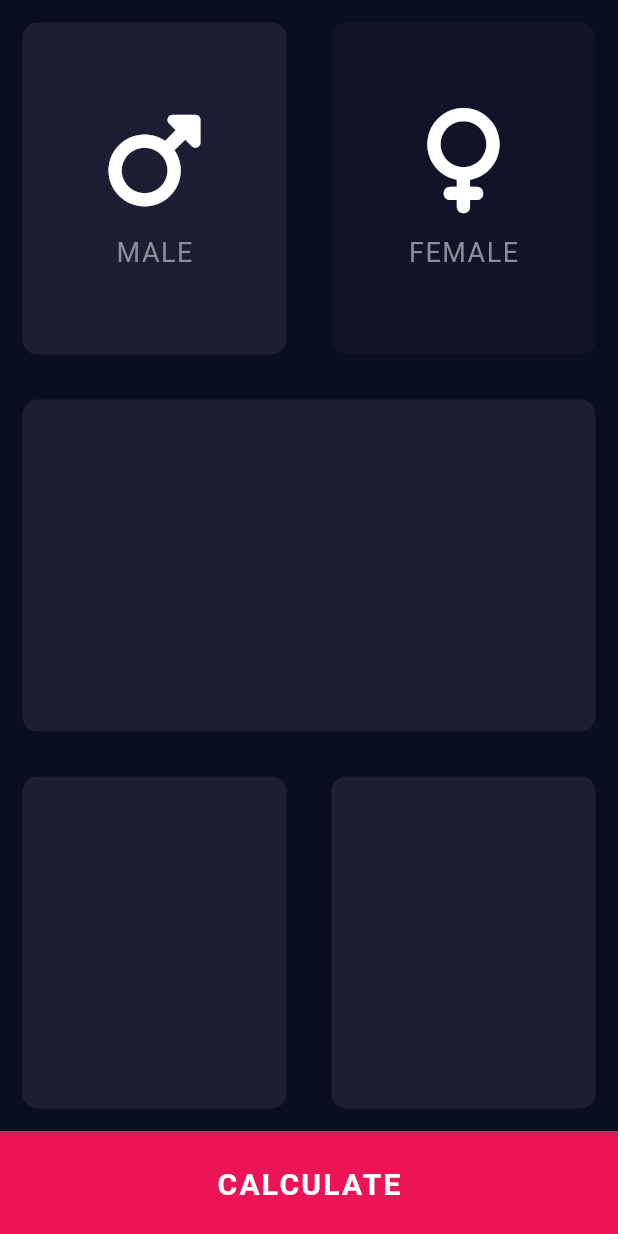
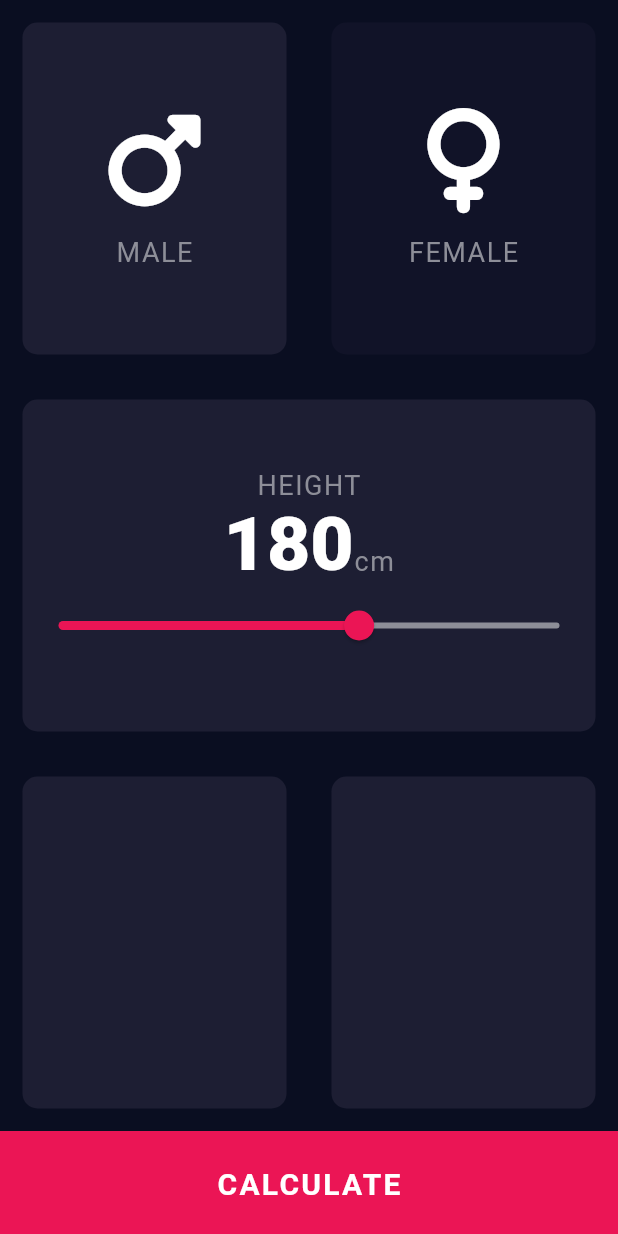
Before and after one commit to DrAmanBudhiraja/bmi_calculator, a Flutter app: the screen it shows after launch, after a tap on "MALE", on a phone screen of 412 x 824 dp. Run offline on Flutter 3.47's test engine with Material 2 defaults, Android fonts, the phone set to English and light mode, and no system bars; our stand-ins replace font_awesome_flutter.

Commit message:
Slider Added

```diff
--- /dev/null
+++ b/lib/constants.dart
@@ -0,0 +1,23 @@
+import 'package:flutter/material.dart';
+
+const kBottomPinkButtonHeight = 70.0;
+const kActiveCardColor = Color(0xFF1D1E33);
+const kInactiveCardColor = Color(0xFF111328);
+const kBottomPinkButton = Color(0xFFEB1555);
+const kFontColor = Color(0xFF8D8E98);
+const kSizedBoxHeight = 15.0;
+const kFontSize = 18.0;
+const kLetterSpacing = 1.0;
+const kIconSize = 70.0;
+const kSliderActiveColor = Color(0xFFEB1555);
+const kMinSliderValue = 120.0;
+const kMaxSliderValue = 220.0;
+const kSliderInactiveColor = Color(0xFF8D8E98);
+
+const kCardTextStyle = TextStyle(
+  color: kFontColor,
+  fontSize: kFontSize,
+  letterSpacing: kLetterSpacing,
+);
+
+const kNumberTextStyle = TextStyle(fontSize: 50, fontWeight: FontWeight.w900);
--- a/lib/grey_card.dart
+++ b/lib/grey_card.dart
@@ -1,21 +1,25 @@
 import 'package:flutter/material.dart';
 
 class GreyCard extends StatelessWidget {
-  const GreyCard({Key? key, required this.color, this.cardChild})
+  const GreyCard({Key? key, required this.color, this.cardChild, this.onPress})
       : super(key: key);
 
   final Color color;
   final Widget? cardChild;
+  final VoidCallback? onPress;
 
   @override
   Widget build(BuildContext context) {
-    return Container(
-      margin: const EdgeInsets.all(15.0),
-      decoration: BoxDecoration(
-        borderRadius: BorderRadius.circular(10.0),
-        color: color,
+    return GestureDetector(
+      onTap: onPress,
+      child: Container(
+        margin: const EdgeInsets.all(15.0),
+        decoration: BoxDecoration(
+          borderRadius: BorderRadius.circular(10.0),
+          color: color,
+        ),
+        child: cardChild,
       ),
-      child: cardChild,
     );
   }
 }
--- a/lib/icon_content.dart
+++ b/lib/icon_content.dart
@@ -1,11 +1,6 @@
 import 'package:flutter/material.dart';
 import 'package:font_awesome_flutter/font_awesome_flutter.dart';
-
-const fontColor = Color(0xFF8D8E98);
-const sizedBoxHeight = 15.0;
-const fontSize = 18.0;
-const letterSpacing = 1.0;
-const iconSize = 70.0;
+import 'constants.dart';
 
 class IconContent extends StatelessWidget {
   const IconContent({Key? key, required this.icon, required this.label})
@@ -21,18 +16,14 @@ class IconContent extends StatelessWidget {
       children: [
         FaIcon(
           icon,
-          size: iconSize,
+          size: kIconSize,
         ),
         const SizedBox(
-          height: sizedBoxHeight,
+          height: kSizedBoxHeight,
         ),
         Text(
           label,
-          style: const TextStyle(
-            color: fontColor,
-            fontSize: fontSize,
-            letterSpacing: letterSpacing,
-          ),
+          style: kCardTextStyle,
         ),
       ],
     );
--- a/lib/input_page.dart
+++ b/lib/input_page.dart
@@ -2,11 +2,9 @@ import 'package:flutter/material.dart';
 import 'grey_card.dart';
 import 'icon_content.dart';
 import 'package:font_awesome_flutter/font_awesome_flutter.dart';
+import 'constants.dart';
 
-const bottomPinkButtonHeight = 70.0;
-const activeCardColor = Color(0xFF1D1E33);
-const inactiveCardColor = Color(0xFF111328);
-const bottomPinkButton = Color(0xFFEB1555);
+enum Gender { male, female }
 
 class InputPage extends StatefulWidget {
   const InputPage({Key? key}) : super(key: key);
@@ -16,75 +14,90 @@ class InputPage extends StatefulWidget {
 }
 
 class _InputPageState extends State<InputPage> {
-  Color maleCardColor = inactiveCardColor;
-  Color femaleCardColor = inactiveCardColor;
-
-  void updateColor(GenderType selectedGender) {
-    //male = 1
-    if (selectedGender == GenderType.male) {
-      if (maleCardColor == inactiveCardColor) {
-        maleCardColor = activeCardColor;
-        femaleCardColor = inactiveCardColor;
-      } else {
-        maleCardColor = inactiveCardColor;
-      }
-    }
-    //female = 2
-    if (selectedGender == GenderType.female) {
-      if (femaleCardColor == inactiveCardColor) {
-        femaleCardColor = activeCardColor;
-        maleCardColor = inactiveCardColor;
-      } else {
-        femaleCardColor = inactiveCardColor;
-      }
-    }
-  }
+  Gender? selectedGender;
+  int height = 180;
 
   @override
   Widget build(BuildContext context) {
     return Scaffold(
       body: SafeArea(
         child: Column(
+          crossAxisAlignment: CrossAxisAlignment.stretch,
           children: [
             Expanded(
               child: Row(
                 children: [
                   Expanded(
-                    child: GestureDetector(
-                      onTap: () {
+                    child: GreyCard(
+                      onPress: () {
                         setState(() {
-                          updateColor(GenderType.male);
+                          selectedGender = Gender.male;
                         });
                       },
-                      child: GreyCard(
-                        cardChild: const IconContent(
-                          icon: FontAwesomeIcons.mars,
-                          label: 'MALE',
-                        ),
-                        color: maleCardColor,
+                      cardChild: const IconContent(
+                        icon: FontAwesomeIcons.mars,
+                        label: 'MALE',
                       ),
+                      color: selectedGender == Gender.male
+                          ? kActiveCardColor
+                          : kInactiveCardColor,
                     ),
                   ),
                   Expanded(
-                    child: GestureDetector(
-                      onTap: () {
+                    child: GreyCard(
+                      onPress: () {
                         setState(() {
-                          updateColor(GenderType.female);
+                          selectedGender = Gender.female;
                         });
                       },
-                      child: GreyCard(
-                        cardChild: const IconContent(
-                            icon: FontAwesomeIcons.venus, label: 'FEMALE'),
-                        color: femaleCardColor,
-                      ),
+                      cardChild: const IconContent(
+                          icon: FontAwesomeIcons.venus, label: 'FEMALE'),
+                      color: selectedGender == Gender.female
+                          ? kActiveCardColor
+                          : kInactiveCardColor,
                     ),
                   ),
                 ],
               ),
             ),
-            const Expanded(
+            Expanded(
               child: GreyCard(
-                color: activeCardColor,
+                color: kActiveCardColor,
+                cardChild: Column(
+                  mainAxisAlignment: MainAxisAlignment.center,
+                  children: [
+                    const Text(
+                      'HEIGHT',
+                      style: kCardTextStyle,
+                    ),
+                    Row(
+                      mainAxisAlignment: MainAxisAlignment.center,
+                      crossAxisAlignment: CrossAxisAlignment.baseline,
+                      textBaseline: TextBaseline.alphabetic,
+                      children: [
+                        Text(
+                          height.toString(),
+                          style: kNumberTextStyle,
+                        ),
+                        const Text(
+                          'cm',
+                          style: kCardTextStyle,
+                        )
+                      ],
+                    ),
+                    Slider(
+                        value: height.toDouble(),
+                        min: kMinSliderValue,
+                        max: kMaxSliderValue,
+                        activeColor: kSliderActiveColor,
+                        inactiveColor: kSliderInactiveColor,
+                        onChanged: (double newValue) {
+                          setState(() {
+                            height = newValue.round();
+                          });
+                        }),
+                  ],
+                ),
               ),
             ),
             Expanded(
@@ -92,20 +105,20 @@ class _InputPageState extends State<InputPage> {
                 children: const [
                   Expanded(
                       child: GreyCard(
-                    color: activeCardColor,
+                    color: kActiveCardColor,
                   )),
                   Expanded(
                     child: GreyCard(
-                      color: activeCardColor,
+                      color: kActiveCardColor,
                     ),
                   ),
                 ],
               ),
             ),
             Container(
-              height: bottomPinkButtonHeight,
+              height: kBottomPinkButtonHeight,
               width: double.infinity,
-              color: bottomPinkButton,
+              color: kBottomPinkButton,
               child: const Center(
                   child: Text(
                 'CALCULATE',
@@ -122,5 +135,3 @@ class _InputPageState extends State<InputPage> {
     );
   }
 }
-
-enum GenderType { male, female }
```
